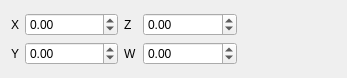
Qt form editor/gui/uniform.ui (ensisoft/detonator) before a commit.
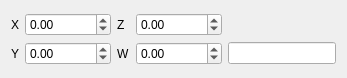
The same form after that commit. Custom widgets are drawn as their Qt base class.

Commit message:
Expand uniform widget to also have a string input field
Expand uniform widget to also have a string input field. This should
now actually be renamed to something like "multi input widget" or
whatever since the use cases will go beyond shader uniforms.

```diff
--- a/editor/gui/uniform.ui
+++ b/editor/gui/uniform.ui
@@ -151,7 +151,21 @@
       </widget>
      </item>
      <item row="1" column="4">
-      <widget class="color_widgets::ColorSelector" name="color"/>
+      <widget class="color_widgets::ColorSelector" name="color">
+       <property name="focusPolicy">
+        <enum>Qt::TabFocus</enum>
+       </property>
+      </widget>
+     </item>
+     <item row="2" column="4">
+      <widget class="QLineEdit" name="string">
+       <property name="sizePolicy">
+        <sizepolicy hsizetype="Preferred" vsizetype="Fixed">
+         <horstretch>0</horstretch>
+         <verstretch>0</verstretch>
+        </sizepolicy>
+       </property>
+      </widget>
      </item>
     </layout>
    </item>
```
Left out of the diff: 8 changed lines with no effect on the pictures. The commit also changes 4 other files.
